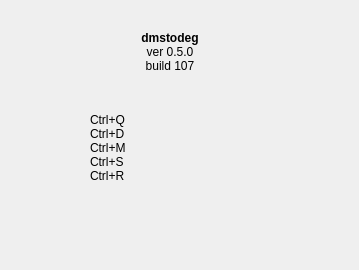
Qt form src/aboutwindow.ui (codhyg/dmstodeg) before a commit.
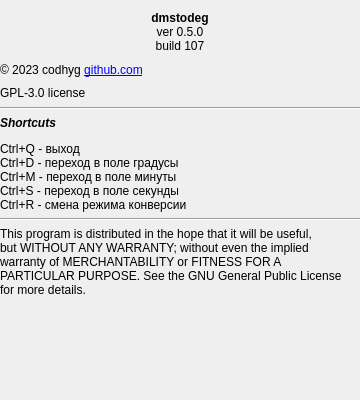
The same form after that commit.

Commit message: upd author, license,link info in About

```diff
--- a/src/aboutwindow.ui
+++ b/src/aboutwindow.ui
@@ -6,8 +6,8 @@
    <rect>
     <x>0</x>
     <y>0</y>
-    <width>359</width>
-    <height>270</height>
+    <width>360</width>
+    <height>400</height>
    </rect>
   </property>
   <property name="sizePolicy">
@@ -16,16 +16,33 @@
     <verstretch>0</verstretch>
    </sizepolicy>
   </property>
+  <property name="minimumSize">
+   <size>
+    <width>360</width>
+    <height>400</height>
+   </size>
+  </property>
+  <property name="maximumSize">
+   <size>
+    <width>360</width>
+    <height>400</height>
+   </size>
+  </property>
+  <property name="font">
+   <font>
+    <pointsize>9</pointsize>
+   </font>
+  </property>
   <property name="windowTitle">
    <string>Dialog</string>
   </property>
   <widget class="QWidget" name="verticalLayoutWidget">
    <property name="geometry">
     <rect>
-     <x>90</x>
-     <y>20</y>
-     <width>162</width>
-     <height>203</height>
+     <x>0</x>
+     <y>0</y>
+     <width>361</width>
+     <height>305</height>
     </rect>
    </property>
    <layout class="QVBoxLayout" name="verticalLayout">
@@ -35,7 +52,7 @@
     <property name="bottomMargin">
      <number>8</number>
     </property>
-    <item>
+    <item alignment="Qt::AlignHCenter">
      <widget class="QLabel" name="aboutLabel">
       <property name="enabled">
        <bool>true</bool>
@@ -58,6 +75,14 @@
         <height>45</height>
        </size>
       </property>
+      <property name="font">
+       <font>
+        <pointsize>9</pointsize>
+       </font>
+      </property>
+      <property name="styleSheet">
+       <string notr="true"/>
+      </property>
       <property name="text">
        <string>&lt;html&gt;&lt;head/&gt;&lt;body&gt;&lt;p&gt;&lt;span style=&quot; font-weight:600;&quot;&gt;dmstodeg&lt;/span&gt;&lt;br/&gt;ver 0.5.0&lt;br/&gt;build 107&lt;br/&gt;&lt;/p&gt;&lt;/body&gt;&lt;/html&gt;</string>
       </property>
@@ -72,20 +97,45 @@
       </property>
      </widget>
     </item>
+    <item>
+     <widget class="QLabel" name="contactInfo">
+      <property name="text">
+       <string>&lt;html&gt;&lt;head/&gt;&lt;body&gt;&lt;p&gt;&amp;copy; 2023 codhyg   &lt;a href=&quot;https://github.com/codhyg/dmstodeg&quot;&gt;github.com&lt;/a&gt; &lt;/p&gt;&lt;/body&gt;&lt;/html&gt;</string>
+      </property>
+     </widget>
+    </item>
+    <item>
+     <widget class="QLabel" name="licenseInfo">
+      <property name="text">
+       <string>&lt;html&gt;&lt;head/&gt;&lt;body&gt;&lt;p&gt;GPL-3.0 license&lt;/p&gt;&lt;/body&gt;&lt;/html&gt;</string>
+      </property>
+     </widget>
+    </item>
+    <item>
+     <widget class="Line" name="line">
+      <property name="orientation">
+       <enum>Qt::Horizontal</enum>
+      </property>
+     </widget>
+    </item>
     <item>
      <widget class="QLabel" name="shortcutsLabel">
       <property name="text">
-       <string>&lt;html&gt;&lt;head/&gt;&lt;body&gt;
-&lt;p&gt;Ctrl+Q
-&lt;br/&gt;
-Ctrl+D
-&lt;br/&gt;
-Ctrl+M
-&lt;br/&gt;
-Ctrl+S
-&lt;br/&gt;
-Ctrl+R&lt;/p&gt;
-&lt;/body&gt;&lt;/html&gt;</string>
+       <string>&lt;html&gt;&lt;head/&gt;&lt;body&gt;&lt;p&gt;&lt;span style=&quot; font-weight:600; font-style:italic;&quot;&gt;Shortcuts&lt;/span&gt;&lt;/p&gt;&lt;p&gt;Ctrl+Q - выход&lt;br/&gt;Ctrl+D - переход в поле градусы&lt;br/&gt;Ctrl+M - переход в поле минуты&lt;br/&gt;Ctrl+S - переход в поле секунды&lt;br/&gt;Ctrl+R - смена режима конверсии&lt;/p&gt;&lt;/body&gt;&lt;/html&gt;</string>
+      </property>
+     </widget>
+    </item>
+    <item>
+     <widget class="Line" name="line_2">
+      <property name="orientation">
+       <enum>Qt::Horizontal</enum>
+      </property>
+     </widget>
+    </item>
+    <item>
+     <widget class="QLabel" name="disclaimerLabel">
+      <property name="text">
+       <string>&lt;html&gt;&lt;head/&gt;&lt;body&gt;&lt;p&gt;This program is distributed in the hope that it will be useful, &lt;br/&gt;but WITHOUT ANY WARRANTY; without even the implied&lt;br/&gt;warranty of MERCHANTABILITY or FITNESS FOR A &lt;br/&gt;PARTICULAR PURPOSE. See the GNU General Public License&lt;br/&gt;for more details.&lt;/p&gt;&lt;/body&gt;&lt;/html&gt;</string>
       </property>
      </widget>
     </item>
```
Left out of the diff: 2 changed lines with no effect on the pictures. The commit also changes 1 other file.
